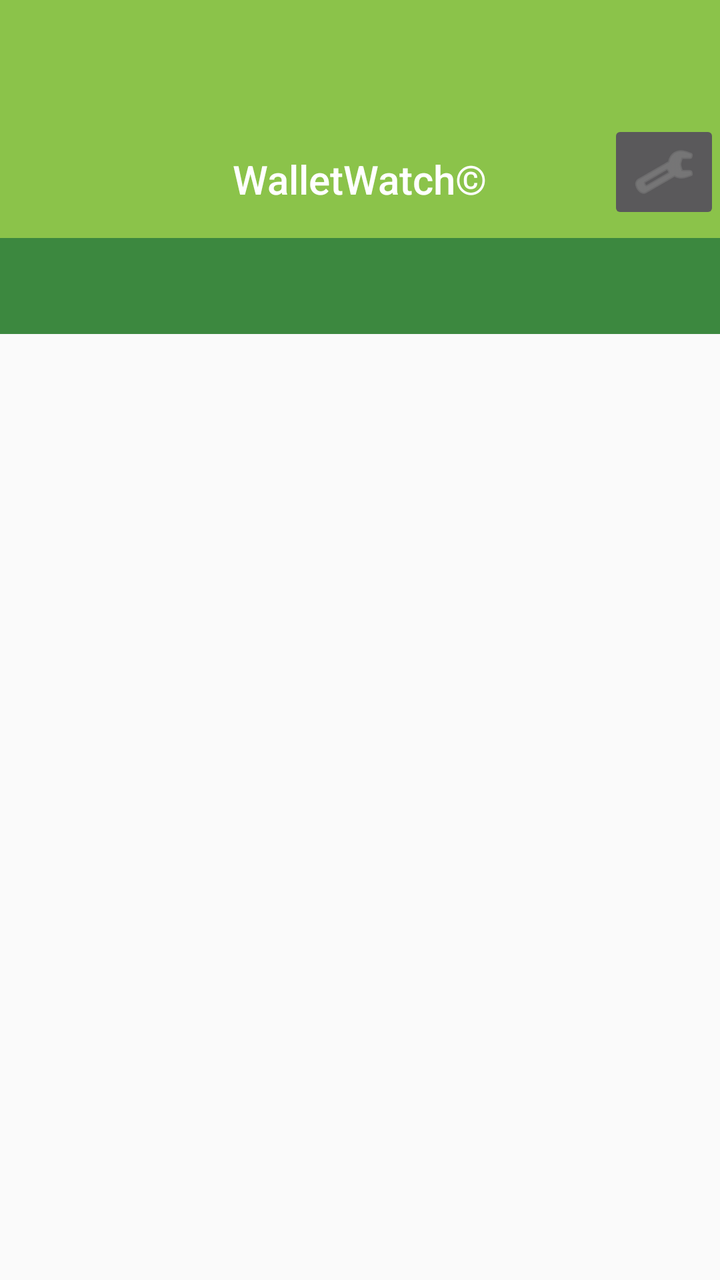
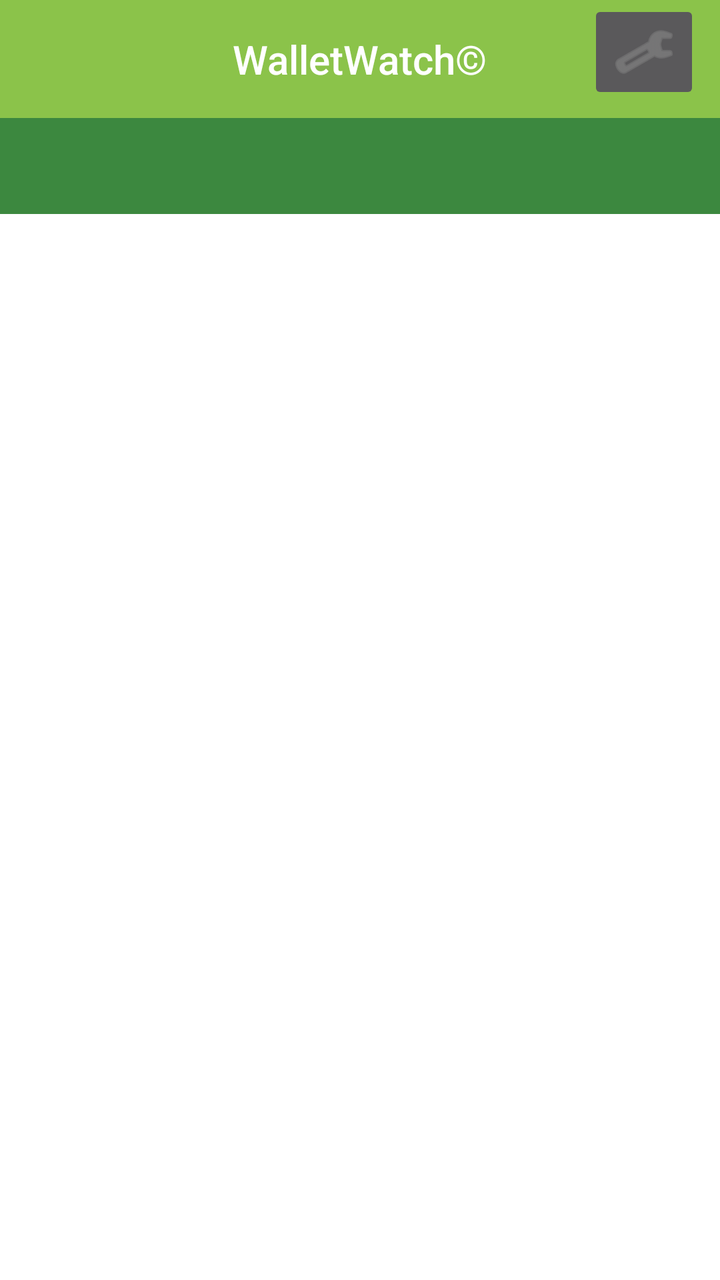

An Android layout rendered at two revisions. The XML below is the earlier revision; the diff shows what the commit changed to produce the second picture.
<!-- AndroidManifest.xml: activity theme AppTheme.NoActionBar -->
<!-- res/layout/activity_settings.xml -->
<?xml version="1.0" encoding="utf-8"?>
<androidx.constraintlayout.widget.ConstraintLayout xmlns:android="http://schemas.android.com/apk/res/android"
    xmlns:app="http://schemas.android.com/apk/res-auto"
    xmlns:tools="http://schemas.android.com/tools"
    android:id="@+id/settingsLayout"
    android:layout_width="match_parent"
    android:layout_height="match_parent"
    tools:context=".settings.SettingsActivity">

    <com.google.android.material.appbar.AppBarLayout
        android:id="@+id/settingsHeadingLayout"
        android:layout_width="match_parent"
        android:layout_height="wrap_content"
        android:background="@color/colorAccent"
        android:theme="@style/AppTheme.AppBarOverlay"
        app:layout_constraintStart_toStartOf="parent"
        app:layout_constraintTop_toTopOf="parent">

        <RelativeLayout
            android:id="@+id/settingsTopLayout"
            android:layout_marginTop="60dp"
            android:layout_width="match_parent"
            android:layout_height="wrap_content">

            <TextView
                android:id="@+id/settingsTitle"
                android:layout_width="wrap_content"
                android:layout_height="wrap_content"
                android:layout_centerInParent="true"
                android:contentDescription="@string/settingsHeadingString"
                android:minHeight="?actionBarSize"
                android:padding="@dimen/appbar_padding"
                android:text="@string/headingString"
                android:textSize="20sp"
                android:textAppearance="@style/TextAppearance.Widget.AppCompat.Toolbar.Title"
                tools:ignore="RelativeOverlap,TextContrastCheck" />

            <ImageButton
                android:id="@+id/closeSettingsButton"

                android:layout_width="wrap_content"
                android:layout_height="wrap_content"
                android:layout_alignParentEnd="true"
                android:contentDescription="@string/settingsString"
                app:tint="#888888"
                app:srcCompat="@android:drawable/ic_menu_manage" />

        </RelativeLayout>

        <com.google.android.material.tabs.TabLayout
            android:id="@+id/settingsTabs"
            android:layout_width="match_parent"
            android:layout_height="wrap_content"
            android:background="@color/colorPrimaryDark"
            tools:ignore="SpeakableTextPresentCheck" />
    </com.google.android.material.appbar.AppBarLayout>

    <androidx.viewpager2.widget.ViewPager2
        android:id="@+id/settingsPager"
        android:layout_width="wrap_content"
        android:layout_height="0dp"
        app:layout_behavior="@string/appbar_scrolling_view_behavior"
        app:layout_constraintBottom_toBottomOf="parent"
        app:layout_constraintStart_toStartOf="parent"
        app:layout_constraintTop_toBottomOf="@+id/settingsHeadingLayout" />

</androidx.constraintlayout.widget.ConstraintLayout>
<!-- resources referenced by this layout -->
<resources>
  <color name="colorAccent">#8BC34A</color>
  <color name="colorPrimaryDark">#3C883F</color>
  <dimen name="appbar_padding">16dp</dimen>
  <string name="headingString">WalletWatch©</string>
  <string name="settingsHeadingString">WalletWatch© Settings</string>
  <string name="settingsString">Settings</string>
  <style name="AppTheme.AppBarOverlay" parent="ThemeOverlay.AppCompat.Dark.ActionBar" />
  <style name="AppTheme.NoActionBar">
          <item name="windowActionBar">false</item>
          <item name="windowNoTitle">true</item>
      </style>
</resources>

<!-- the commit's change to res/layout/activity_settings.xml (unified diff, before → after) -->
@@ -5,12 +5,14 @@
     android:id="@+id/settingsLayout"
     android:layout_width="match_parent"
     android:layout_height="match_parent"
+    android:background="#FFFFFF"
     tools:context=".settings.SettingsActivity">
 
     <com.google.android.material.appbar.AppBarLayout
         android:id="@+id/settingsHeadingLayout"
         android:layout_width="match_parent"
         android:layout_height="wrap_content"
+        android:fitsSystemWindows="true"
         android:background="@color/colorAccent"
         android:theme="@style/AppTheme.AppBarOverlay"
         app:layout_constraintStart_toStartOf="parent"
@@ -18,7 +20,6 @@
 
         <RelativeLayout
             android:id="@+id/settingsTopLayout"
-            android:layout_marginTop="60dp"
             android:layout_width="match_parent"
             android:layout_height="wrap_content">
 
@@ -37,7 +38,7 @@
 
             <ImageButton
                 android:id="@+id/closeSettingsButton"
-
+                android:layout_marginEnd="10dp"
                 android:layout_width="wrap_content"
                 android:layout_height="wrap_content"
                 android:layout_alignParentEnd="true"
